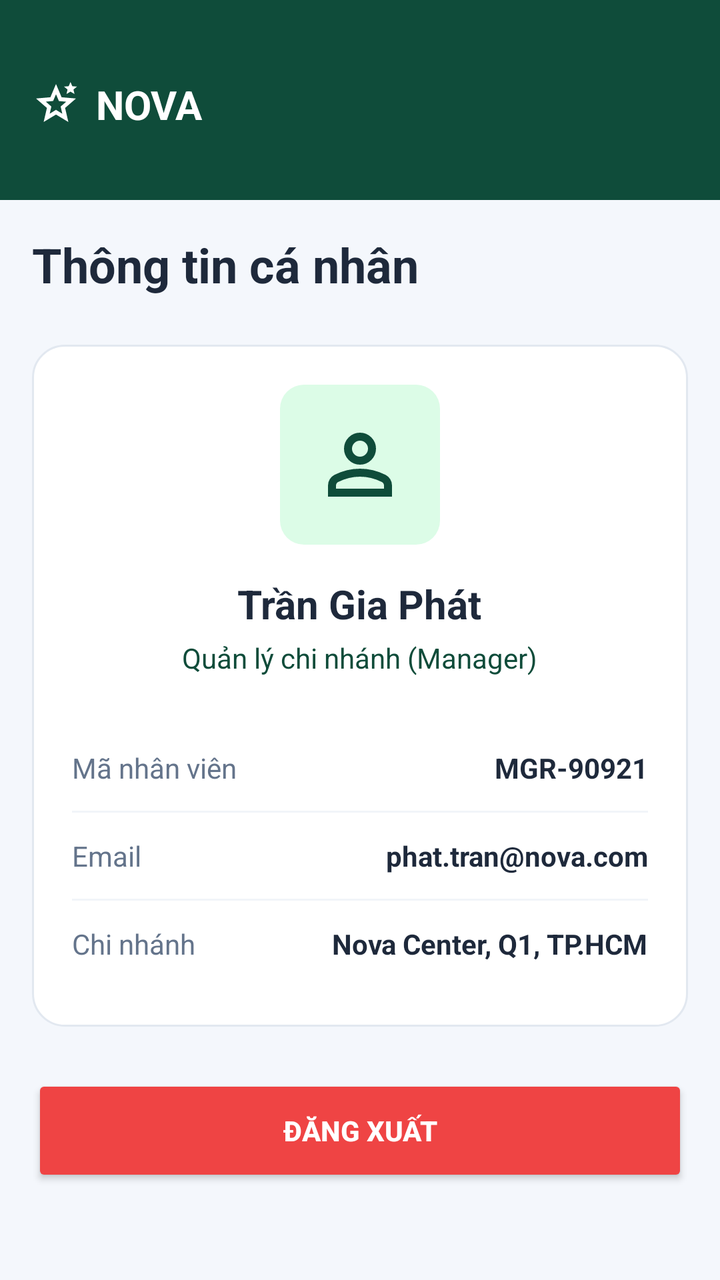
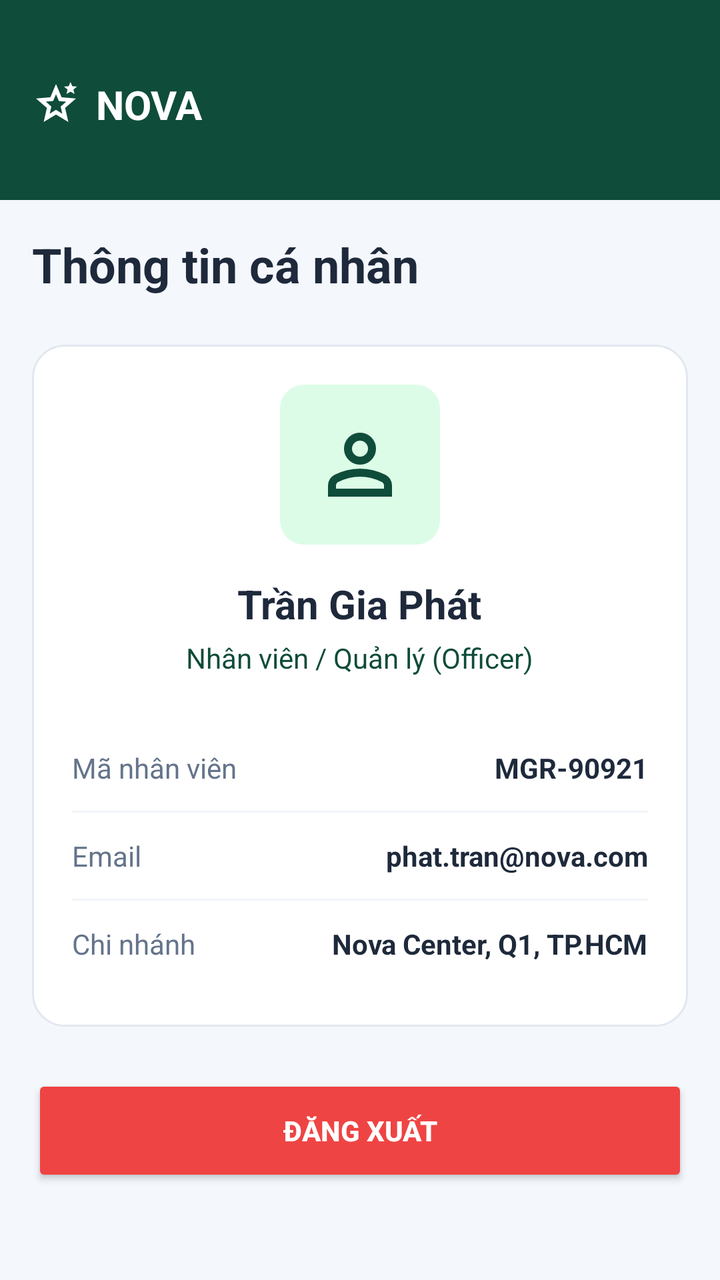

Compare the two renders of this Android layout. The source of the first and the diff that turns it into the second are given below.
<!-- AndroidManifest.xml: application theme Theme.Industrial_and_Commercial_Bank_of_TDTU -->
<!-- res/layout/activity_manager_profile.xml -->
<?xml version="1.0" encoding="utf-8"?>
<androidx.constraintlayout.widget.ConstraintLayout xmlns:android="http://schemas.android.com/apk/res/android"
    xmlns:app="http://schemas.android.com/apk/res-auto"
    android:layout_width="match_parent"
    android:layout_height="match_parent"
    android:background="#F4F7FC">

    
    <View
        android:id="@+id/headerBg"
        android:layout_width="match_parent"
        android:layout_height="100dp"
        android:background="@drawable/bg_header_dark_green"
        app:layout_constraintEnd_toEndOf="parent"
        app:layout_constraintStart_toStartOf="parent"
        app:layout_constraintTop_toTopOf="parent" />

    
    <ImageView
        android:id="@+id/imgLogo"
        android:layout_width="24dp"
        android:layout_height="24dp"
        android:layout_marginStart="16dp"
        android:layout_marginTop="40dp"
        android:src="@drawable/stars_2"
        app:tint="#FFFFFF"
        app:layout_constraintStart_toStartOf="parent"
        app:layout_constraintTop_toTopOf="parent" />

    <TextView
        android:layout_width="wrap_content"
        android:layout_height="wrap_content"
        android:layout_marginStart="8dp"
        android:text="NOVA"
        android:textColor="#FFFFFF"
        android:textSize="20sp"
        android:textStyle="bold"
        app:layout_constraintBottom_toBottomOf="@+id/imgLogo"
        app:layout_constraintStart_toEndOf="@+id/imgLogo"
        app:layout_constraintTop_toTopOf="@+id/imgLogo" />

    <LinearLayout
        android:layout_width="match_parent"
        android:layout_height="0dp"
        android:orientation="vertical"
        android:padding="16dp"
        app:layout_constraintBottom_toBottomOf="parent"
        app:layout_constraintStart_toStartOf="parent"
        app:layout_constraintTop_toBottomOf="@+id/headerBg">

        <TextView
            android:layout_width="wrap_content"
            android:layout_height="wrap_content"
            android:layout_marginBottom="24dp"
            android:text="Thông tin cá nhân"
            android:textColor="#1E293B"
            android:textSize="24sp"
            android:textStyle="bold" />

        <LinearLayout
            android:layout_width="match_parent"
            android:layout_height="wrap_content"
            android:background="@drawable/bg_card_white"
            android:gravity="center_horizontal"
            android:orientation="vertical"
            android:padding="20dp">

            <ImageView
                android:layout_width="80dp"
                android:layout_height="80dp"
                android:layout_marginBottom="16dp"
                android:background="@drawable/bg_icon_green"
                android:padding="16dp"
                android:src="@drawable/person_24px"
                app:tint="#0F4C3A" />

            <TextView
                android:layout_width="wrap_content"
                android:layout_height="wrap_content"
                android:text="Trần Gia Phát"
                android:textColor="#1E293B"
                android:textSize="20sp"
                android:textStyle="bold" />

            <TextView
                android:layout_width="wrap_content"
                android:layout_height="wrap_content"
                android:layout_marginTop="4dp"
                android:layout_marginBottom="24dp"
                android:text="Quản lý chi nhánh (Manager)"
                android:textColor="#0F4C3A"
                android:textSize="14sp" />

            
            <LinearLayout
                android:layout_width="match_parent"
                android:layout_height="wrap_content"
                android:orientation="horizontal"
                android:paddingVertical="12dp">

                <TextView
                    android:layout_width="0dp"
                    android:layout_height="wrap_content"
                    android:layout_weight="1"
                    android:text="Mã nhân viên"
                    android:textColor="#64748B" />

                <TextView
                    android:layout_width="wrap_content"
                    android:layout_height="wrap_content"
                    android:text="MGR-90921"
                    android:textColor="#1E293B"
                    android:textStyle="bold" />
            </LinearLayout>

            <View
                android:layout_width="match_parent"
                android:layout_height="1dp"
                android:background="#F1F5F9" />

            <LinearLayout
                android:layout_width="match_parent"
                android:layout_height="wrap_content"
                android:orientation="horizontal"
                android:paddingVertical="12dp">

                <TextView
                    android:layout_width="0dp"
                    android:layout_height="wrap_content"
                    android:layout_weight="1"
                    android:text="Email"
                    android:textColor="#64748B" />

                <TextView
                    android:layout_width="wrap_content"
                    android:layout_height="wrap_content"
                    android:text="phat.tran@nova.com"
                    android:textColor="#1E293B"
                    android:textStyle="bold" />
            </LinearLayout>

            <View
                android:layout_width="match_parent"
                android:layout_height="1dp"
                android:background="#F1F5F9" />

            <LinearLayout
                android:layout_width="match_parent"
                android:layout_height="wrap_content"
                android:orientation="horizontal"
                android:paddingVertical="12dp">

                <TextView
                    android:layout_width="0dp"
                    android:layout_height="wrap_content"
                    android:layout_weight="1"
                    android:text="Chi nhánh"
                    android:textColor="#64748B" />

                <TextView
                    android:layout_width="wrap_content"
                    android:layout_height="wrap_content"
                    android:text="Nova Center, Q1, TP.HCM"
                    android:textColor="#1E293B"
                    android:textStyle="bold" />
            </LinearLayout>

        </LinearLayout>

        <Button
            android:id="@+id/btnLogout"
            android:layout_width="match_parent"
            android:layout_height="56dp"
            android:layout_marginTop="24dp"
            android:backgroundTint="#EF4444"
            android:text="Đăng xuất"
            android:textColor="#FFFFFF"
            android:textStyle="bold" />

    </LinearLayout>

</androidx.constraintlayout.widget.ConstraintLayout>
<!-- resources referenced by this layout -->
<resources>
  <!-- drawable bg_card_white (drawable) -->
  <?xml version="1.0" encoding="utf-8"?>
  <shape xmlns:android="http://schemas.android.com/apk/res/android">
      <solid android:color="#FFFFFF" />
      <corners android:radius="16dp" />
      <stroke android:width="1dp" android:color="#E2E8F0" />
  </shape>
  <!-- drawable bg_header_dark_green (drawable) -->
  <?xml version="1.0" encoding="utf-8"?>
  <shape xmlns:android="http://schemas.android.com/apk/res/android">
      <solid android:color="#0F4C3A" />
  </shape>
  <!-- drawable bg_icon_green (drawable) -->
  <?xml version="1.0" encoding="utf-8"?>
  <shape xmlns:android="http://schemas.android.com/apk/res/android">
      <solid android:color="#DCFCE7" />
      <corners android:radius="12dp" />
  </shape>
  <!-- drawable person_24px (drawable) -->
  <vector xmlns:android="http://schemas.android.com/apk/res/android"
      android:width="24dp"
      android:height="24dp"
      android:viewportWidth="960"
      android:viewportHeight="960"
      android:tint="?attr/colorControlNormal">
    <path
        android:fillColor="@android:color/white"
        android:pathData="M367,433Q320,386 320,320Q320,254 367,207Q414,160 480,160Q546,160 593,207Q640,254 640,320Q640,386 593,433Q546,480 480,480Q414,480 367,433ZM160,800L160,688Q160,654 177.5,625.5Q195,597 224,582Q286,551 350,535.5Q414,520 480,520Q546,520 610,535.5Q674,551 736,582Q765,597 782.5,625.5Q800,654 800,688L800,800L160,800ZM240,720L720,720L720,688Q720,677 714.5,668Q709,659 700,654Q646,627 591,613.5Q536,600 480,600Q424,600 369,613.5Q314,627 260,654Q251,659 245.5,668Q240,677 240,688L240,720ZM536.5,376.5Q560,353 560,320Q560,287 536.5,263.5Q513,240 480,240Q447,240 423.5,263.5Q400,287 400,320Q400,353 423.5,376.5Q447,400 480,400Q513,400 536.5,376.5ZM480,320Q480,320 480,320Q480,320 480,320Q480,320 480,320Q480,320 480,320Q480,320 480,320Q480,320 480,320Q480,320 480,320Q480,320 480,320ZM480,720L480,720Q480,720 480,720Q480,720 480,720Q480,720 480,720Q480,720 480,720Q480,720 480,720Q480,720 480,720Q480,720 480,720Q480,720 480,720L480,720Z"/>
  </vector>
  <!-- drawable stars_2 (drawable) -->
  <vector xmlns:android="http://schemas.android.com/apk/res/android"
      android:width="24dp"
      android:height="24dp"
      android:viewportWidth="24"
      android:viewportHeight="24">
      <path android:fillColor="@android:color/black"
          android:pathData="M8.85,16.83L12,14.93l3.15,1.93l-0.82-3.6l2.78-2.4l-3.65-0.33L12,7.13L10.55,10.5L6.9,10.83l2.78,2.43L8.85,16.83ZM5.83,21l1.63-7.03L2,9.25L9.2,8.63L12,2l2.8,6.63L22,9.25l-5.45,4.72L18.18,21L12,17.27L5.83,21ZM17.25,7l0.53-2.23L16,3.3l2.35-0.2L19.25,1l0.9,2.1L22.5,3.3L20.73,4.77L21.25,7l-2-1.18L17.25,7ZM12,11.98Z"/>
  </vector>
  <style name="Theme.Industrial_and_Commercial_Bank_of_TDTU" parent="Base.Theme.Industrial_and_Commercial_Bank_of_TDTU" />
  <style name="Base.Theme.Industrial_and_Commercial_Bank_of_TDTU" parent="Theme.Material3.DayNight.NoActionBar">
          
          
      </style>
</resources>

<!-- the commit's change to res/layout/activity_manager_profile.xml (unified diff, before → after) -->
@@ -75,6 +75,7 @@
                 app:tint="#0F4C3A" />
 
             <TextView
+                android:id="@+id/tvOfficerName"
                 android:layout_width="wrap_content"
                 android:layout_height="wrap_content"
                 android:text="Trần Gia Phát"
@@ -87,7 +88,7 @@
                 android:layout_height="wrap_content"
                 android:layout_marginTop="4dp"
                 android:layout_marginBottom="24dp"
-                android:text="Quản lý chi nhánh (Manager)"
+                android:text="Nhân viên / Quản lý (Officer)"
                 android:textColor="#0F4C3A"
                 android:textSize="14sp" />
 
@@ -106,6 +107,7 @@
                     android:textColor="#64748B" />
 
                 <TextView
+                    android:id="@+id/tvOfficerId"
                     android:layout_width="wrap_content"
                     android:layout_height="wrap_content"
                     android:text="MGR-90921"
@@ -132,6 +134,7 @@
                     android:textColor="#64748B" />
 
                 <TextView
+                    android:id="@+id/tvOfficerEmail"
                     android:layout_width="wrap_content"
                     android:layout_height="wrap_content"
                     android:text="phat.tran@nova.com"
